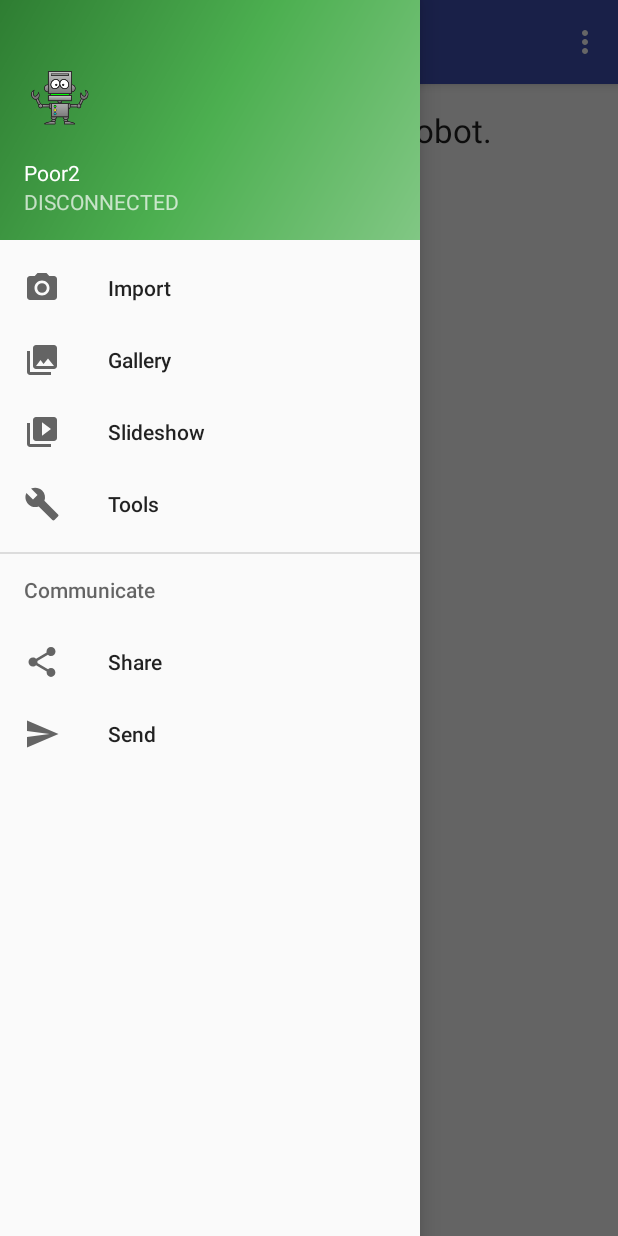
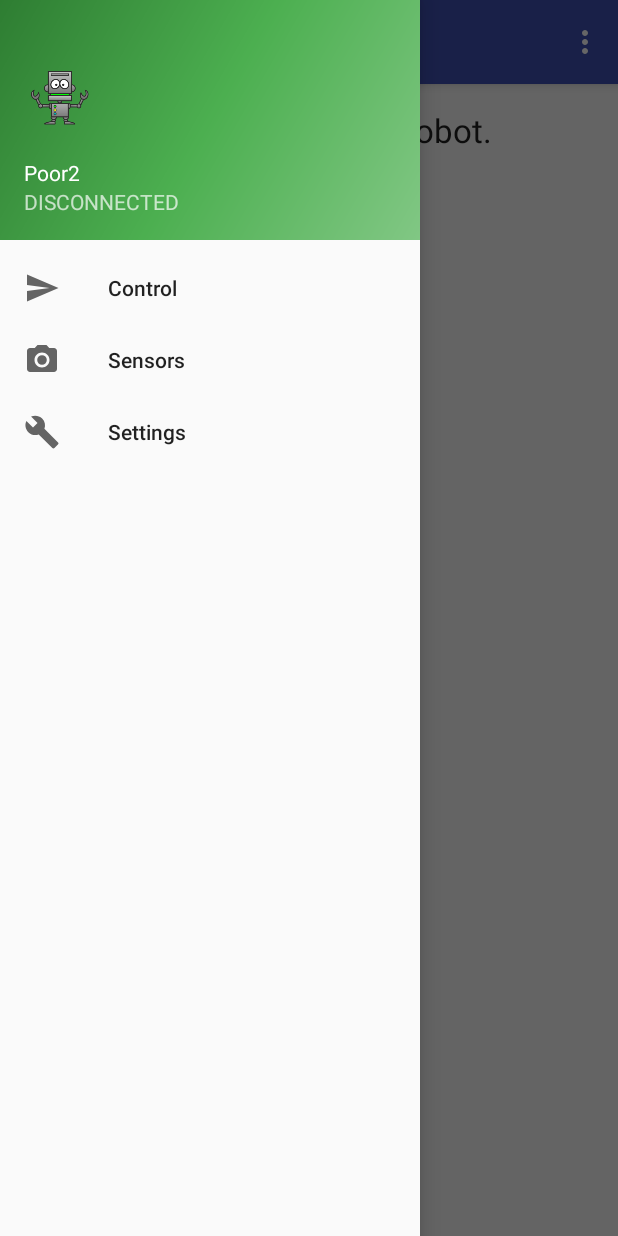
Before and after one commit to MignoloLab/poor2-android, an Android app: the screen it shows after launch (MainActivity), with the side drawer open, on a phone screen of 412 x 824 dp. Run offline under Robolectric (Android 15) with nearby library versions, the phone set to English and light mode, and no system bars; 2 statements that could not run were skipped.

Commit message:
Lettura di alcuni sensori e perfezionamento gestione disconnect ed errori
Signed-off-by: Daniele Ricci <daniele.athome@gmail.com>

```diff
--- a/app/src/main/java/it/ivotek/poor2/client/DummyRobotClient.java
+++ b/app/src/main/java/it/ivotek/poor2/client/DummyRobotClient.java
@@ -98,4 +98,9 @@ public class DummyRobotClient implements
         Log.d("DUMMY", "turning " + value);
     }
 
+    @Override
+    public void setSensorsListener(RobotSensorsListener listener) {
+        // TODO
+    }
+
 }
--- a/app/src/main/java/it/ivotek/poor2/client/IRobotClient.java
+++ b/app/src/main/java/it/ivotek/poor2/client/IRobotClient.java
@@ -49,4 +49,7 @@ public interface IRobotClient<T extends RobotConnectInfo> {
      */
     void setTurn(int value);
 
+    /** Imposta il listener per i dati dei sensori. */
+    void setSensorsListener(RobotSensorsListener listener);
+
 }
--- /dev/null
+++ b/app/src/main/java/it/ivotek/poor2/client/RobotSensorsData.java
@@ -0,0 +1,48 @@
+package it.ivotek.poor2.client;
+
+
+/**
+ * Interfaccia per le classi che forniscono dati dai sensori del robot.
+ */
+public interface RobotSensorsData {
+
+    /** Sensore Ultrasuoni Sinistro (3 cifre solo positivi da 0 a 400) */
+    int getUltrasoundLeft();
+
+    /** Sensore Ultrasuoni Centro (3 cifre solo positivi da 0 a 400) */
+    int getUltrasoundCenter();
+
+    /** Sensore Ultrasuoni Destro (3 cifre solo positivi da 0 a 400) */
+    int getUltrasoundRight();
+
+    /** Bussola in gradi (5 cifre divise da un punto da 0.00 a 360.00) */
+    float getCompass();
+
+    /** Accelerazione asse X (I dati sono positivi e negativi, 5 cifre anche con segno negativo) */
+    int getAccelerationX();
+
+    /** Accelerazione asse Y (I dati sono positivi e negativi, 5 cifre anche con segno negativo) */
+    int getAccelerationY();
+
+    /** Accelerazione asse Z (I dati sono positivi e negativi, 5 cifre anche con segno negativo) */
+    int getAccelerationZ();
+
+    /** Inclinazione asse X (I dati sono positivi e negativi, 5 cifre anche con segno negativo) */
+    int getTiltX();
+
+    /** Inclinazione asse Y (I dati sono positivi e negativi, 5 cifre anche con segno negativo) */
+    int getTiltY();
+
+    /** Inclinazione asse Z (I dati sono positivi e negativi, 5 cifre anche con segno negativo) */
+    int getTiltZ();
+
+    /** Umidità (I dati sono positivi, 2 cifre) */
+    int getHumidity();
+
+    /** Temperatura (I dati sono positivi, 2 cifre) */
+    int getTemperature();
+
+    /** Alimentazione (I dati sono positivi, 3 0 4 cifre divise da un punto esempio 8.20 oppure 12.10) */
+    float getPowerIn();
+
+}
--- /dev/null
+++ b/app/src/main/java/it/ivotek/poor2/client/RobotSensorsListener.java
@@ -0,0 +1,12 @@
+package it.ivotek.poor2.client;
+
+
+/**
+ * Listener per i dati dei sensori del robot.
+ * @author Daniele Ricci
+ */
+public interface RobotSensorsListener {
+
+    void onSensorsData(RobotSensorsData data);
+
+}
--- a/app/src/main/java/it/ivotek/poor2/service/RobotService.java
+++ b/app/src/main/java/it/ivotek/poor2/service/RobotService.java
@@ -16,6 +16,7 @@ import it.ivotek.poor2.client.IRobotClient;
 import it.ivotek.poor2.client.RobotConnectInfo;
 import it.ivotek.poor2.client.RobotConnectListener;
 import it.ivotek.poor2.client.RobotDiscoveryListener;
+import it.ivotek.poor2.client.RobotSensorsListener;
 
 
 /**
@@ -70,6 +71,10 @@ public class RobotService extends Service {
 
     public void setConnectListener(RobotConnectListener listener) {
         mConnectListener = listener;
+    }
+
+    public void setSensorsListener(RobotSensorsListener listener) {
+        mClient.setSensorsListener(listener);
     }
 
     public boolean canDiscover() {
--- a/app/src/main/res/menu/activity_main_drawer.xml
+++ b/app/src/main/res/menu/activity_main_drawer.xml
@@ -3,34 +3,22 @@
 
     <group android:checkableBehavior="single">
         <item
-            android:id="@+id/nav_camera"
+            android:id="@+id/nav_control"
+            android:icon="@drawable/ic_menu_send"
+            android:title="@string/nav_control"/>
+        <item
+            android:id="@+id/nav_sensors"
             android:icon="@drawable/ic_menu_camera"
-            android:title="Import"/>
-        <item
-            android:id="@+id/nav_gallery"
-            android:icon="@drawable/ic_menu_gallery"
-            android:title="Gallery"/>
-        <item
-            android:id="@+id/nav_slideshow"
-            android:icon="@drawable/ic_menu_slideshow"
-            android:title="Slideshow"/>
+            android:title="@string/nav_sensors"/>
         <item
             android:id="@+id/nav_manage"
             android:icon="@drawable/ic_menu_manage"
-            android:title="Tools"/>
+            android:title="@string/nav_manage"/>
     </group>
 
-    <item android:title="Communicate">
-        <menu>
-            <item
-                android:id="@+id/nav_share"
-                android:icon="@drawable/ic_menu_share"
-                android:title="Share"/>
-            <item
-                android:id="@+id/nav_send"
-                android:icon="@drawable/ic_menu_send"
-                android:title="Send"/>
-        </menu>
-    </item>
+    <item
+        android:id="@+id/nav_disconnect"
+        android:visible="false"
+        android:title="@string/nav_disconnect"/>
 
 </menu>
--- a/app/src/main/res/values/strings.xml
+++ b/app/src/main/res/values/strings.xml
@@ -16,4 +16,14 @@
     <string name="drawer_status_connected">CONNECTED TO %s</string>
     <string name="drawer_status_disconnected">DISCONNECTED</string>
 
+    <string name="nav_control">Control</string>
+    <string name="nav_sensors">Sensors</string>
+    <string name="nav_manage">Settings</string>
+    <string name="nav_disconnect">Disconnect</string>
+
+    <string name="sensor_ultrasound_left">Ultrasound left</string>
+    <string name="sensor_ultrasound_center">Ultrasound center</string>
+    <string name="sensor_ultrasound_right">Ultrasound right</string>
+    <string name="sensor_compass">Compass</string>
+
 </resources>
```
Also changed, not shown: app/src/main/java/it/ivotek/poor2/client/BluetoothRobotClient.java (+12 -1 lines), app/src/main/java/it/ivotek/poor2/client/MessageParser.java (added, +170 -0 lines), app/src/main/java/it/ivotek/poor2/ui/ControlFragment.java (+38 -1 lines), app/src/main/java/it/ivotek/poor2/ui/MainActivity.java (+45 -30 lines), app/src/main/java/it/ivotek/poor2/ui/SensorsFragment.java (added, +152 -0 lines), app/src/main/res/layout/fragment_sensors.xml (added, +94 -0 lines).
